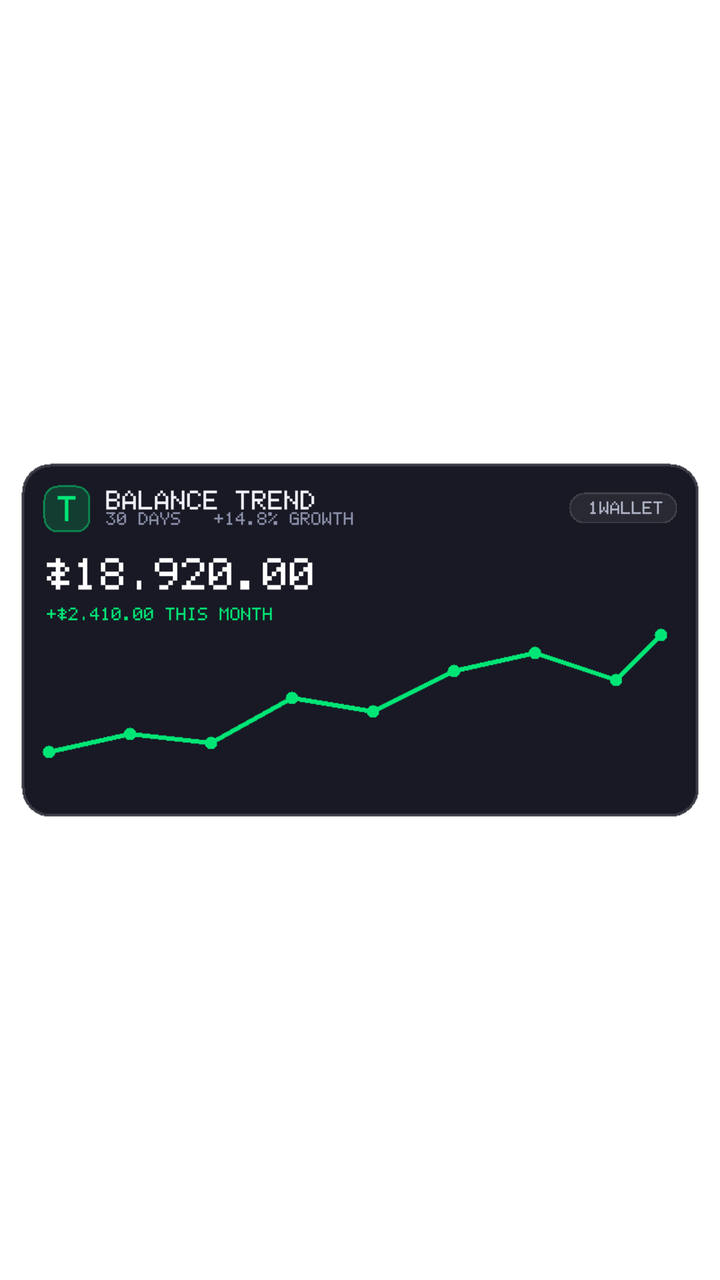
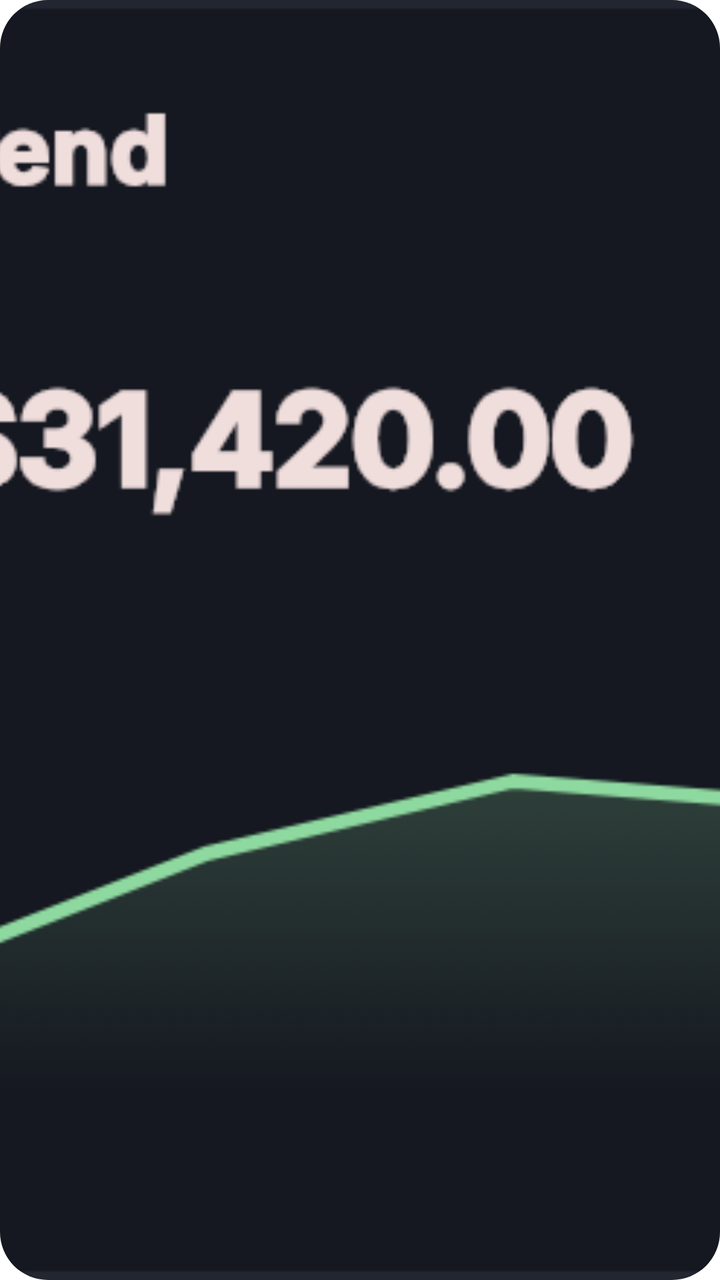

An Android layout rendered at two revisions. The XML below is the earlier revision; the diff shows what the commit changed to produce the second picture.
<!-- AndroidManifest.xml: fallback theme Theme.MaterialComponents.DayNight.NoActionBar -->
<!-- res/layout/widget_balance_trend.xml -->
<?xml version="1.0" encoding="utf-8"?>
<ImageView xmlns:android="http://schemas.android.com/apk/res/android"
    android:id="@+id/widget_balance_trend_root"
    android:layout_width="match_parent"
    android:layout_height="match_parent"
    android:scaleType="fitCenter"
    android:adjustViewBounds="true"
    android:src="@drawable/widget_preview_balance_trend"
    android:contentDescription="1Wallet Balance &amp; Net Worth Trend" />
<!-- resources referenced by this layout -->
<resources>
  <!-- drawable widget_preview_balance_trend: png bitmap (drawable, 5085 bytes) -->
</resources>

<!-- the commit's change to res/layout/widget_balance_trend.xml (unified diff, before → after) -->
@@ -3,7 +3,9 @@
     android:id="@+id/widget_balance_trend_root"
     android:layout_width="match_parent"
     android:layout_height="match_parent"
-    android:scaleType="fitCenter"
-    android:adjustViewBounds="true"
+    android:background="@drawable/widget_background"
+    android:clipToOutline="true"
+    android:scaleType="centerCrop"
+    android:adjustViewBounds="false"
     android:src="@drawable/widget_preview_balance_trend"
     android:contentDescription="1Wallet Balance &amp; Net Worth Trend" />
<!-- resource entries referenced after the edit -->
@@ -1,5 +1,15 @@
 <!-- resources referenced by this layout -->
 <resources>
-  <!-- drawable widget_preview_balance_trend: png bitmap (drawable, 5085 bytes) -->
+  <!-- drawable widget_background (drawable) -->
+  <?xml version="1.0" encoding="utf-8"?>
+  <shape xmlns:android="http://schemas.android.com/apk/res/android"
+      android:shape="rectangle">
+      <solid android:color="#FF151820" />
+      <corners android:radius="24dp" />
+      <stroke
+          android:width="1.2dp"
+          android:color="#33FFFFFF" />
+  </shape>
+  <!-- drawable widget_preview_balance_trend: png bitmap (drawable, 38808 bytes) -->
 </resources>
 
